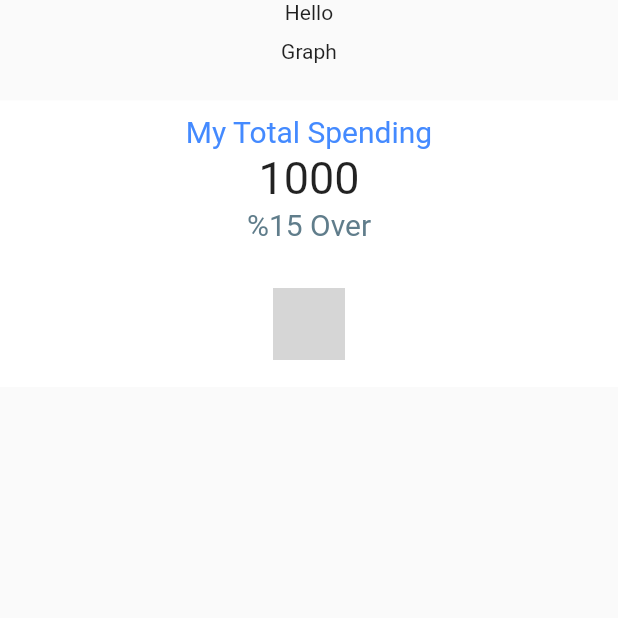
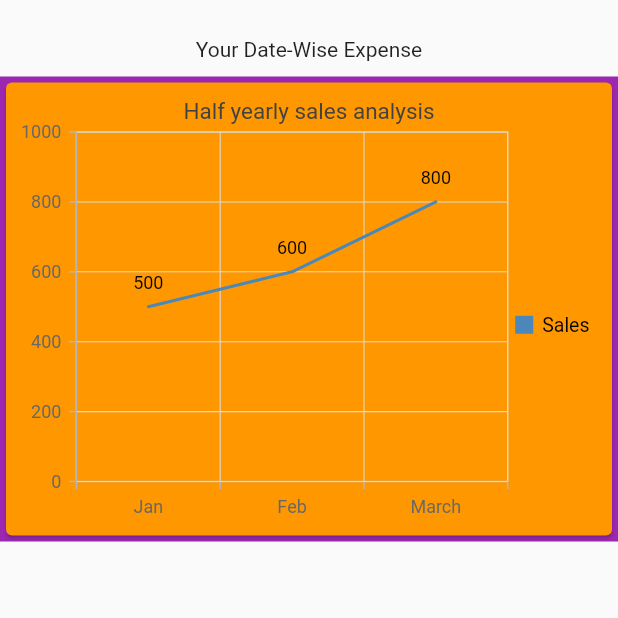
Before and after one commit to vishwajeetvb/ewall, a Flutter app: the TotalSpending screen opened directly, on a phone screen of 412 x 824 dp, the top half of it. Run offline on Flutter 3.47's test engine with Material 2 defaults, Android fonts, the phone set to English and light mode, and no system bars; our stand-ins replace cloud_firestore, csv, date_field, file_picker, firebase_auth, firebase_core and 4 more; missing offline and left inert: razorpay_flutter; accounts and stored records are empty; grey boxes are pictures that could not be loaded.

```diff
--- a/lib/screens/appScreen/expenseDashboard/expense_dashboard.dart
+++ b/lib/screens/appScreen/expenseDashboard/expense_dashboard.dart
@@ -47,8 +47,6 @@ class _ExpenseDashBoardState extends State<ExpenseDashBoard> with TickerProvider
     _tabController.dispose();
   }
 
-
-
   @override
   Widget build(BuildContext context) {
     // TODO: implement build
@@ -69,7 +67,8 @@ class _ExpenseDashBoardState extends State<ExpenseDashBoard> with TickerProvider
                 child :Text('Spending',style: TextStyle(
                   fontSize: 16,
                   fontWeight: FontWeight.w800
-                ),),
+                ),
+                ),
               ),
               Tab(
                 child :Text('Assets',style: TextStyle(
--- /dev/null
+++ b/lib/screens/appScreen/expenseDashboard/models/TotalSpendingData.dart
@@ -0,0 +1,6 @@
+class TotalSpendingData{
+   String date;
+   double totalAmount;
+
+   TotalSpendingData(this.date,this.totalAmount);
+}
--- a/lib/screens/appScreen/expenseDashboard/totalSpending.dart
+++ b/lib/screens/appScreen/expenseDashboard/totalSpending.dart
@@ -1,5 +1,8 @@
 import 'package:flutter/material.dart';
-import 'package:flutter_sparkline/flutter_sparkline.dart';
+import 'package:syncfusion_flutter_charts/charts.dart';
+import 'package:syncfusion_flutter_charts/sparkcharts.dart';
+
+import 'models/TotalSpendingData.dart';
 
 class TotalSpending extends StatefulWidget {
   const TotalSpending({Key key}) : super(key: key);
@@ -10,56 +13,41 @@ class TotalSpending extends StatefulWidget {
 
 class _TotalSpendingState extends State<TotalSpending> {
 
-  var data = [1000.00,200.00,1500.00,989.00,650.00,869.00,1425.00,2589.00,3654.00,1254.00,1145.00,1299.00];
+  List<TotalSpendingData> data = [
+    TotalSpendingData('Jan',500),
+    TotalSpendingData('Feb',600),
+    TotalSpendingData('March',800)
+  ];
 
-  Material myChart1Items(String title,String priceVal,String subtitle){
-    return Material(
-      color: Colors.white,
-      child: Center(
-        child: Padding(
-          padding: EdgeInsets.all(8.0),
-          child: Row(
-            mainAxisAlignment: MainAxisAlignment.center,
-            children: <Widget>[
-              Column(
-                mainAxisAlignment: MainAxisAlignment.center,
-                children: <Widget>[
-                  Padding(padding: EdgeInsets.all(1.0),
-                    child: Text(title,style: TextStyle(
-                        fontSize: 20.0,
-                        color: Colors.blueAccent
-                    ),),
-                  ),
-                  Padding(padding: EdgeInsets.all(1.0),
-                    child: Text(priceVal,style: TextStyle(
-                        fontSize: 30.0
-                    ),),
-                  ),
-                  Padding(padding: EdgeInsets.all(1.0),
-                    child: Text(subtitle,style: TextStyle(
-                        fontSize: 20.0,
-                        color: Colors.blueGrey
-                    ),),
-                  ),
-                  SizedBox(height: 20,),
-                  Padding(
-                    padding: EdgeInsets.all(10.0),
-                    child: new Sparkline(
-                      data:data,
-                      fillMode: FillMode.below,
-                      fillGradient: new LinearGradient(colors: [Colors.amber[800], Colors.amber[200]]),
-                      lineColor: Colors.redAccent,
-                      pointsMode: PointsMode.all,
-                      pointSize: 8.0,
-                    ),
-                  )
-                ],
-              )
-            ],
-          ),
-        ),
+  Card myChart1Items(){
+    return Card(
+      color: Colors.orange,
+      child: Column(
+                children: [
+              //Initialize the chart widget
+              SfCartesianChart(
+                  primaryXAxis: CategoryAxis(),
+                  // Chart title
+                  title: ChartTitle(text: 'Half yearly sales analysis'),
+                  // Enable legend
+                  legend: Legend(isVisible: true),
+                  // Enable tooltip
+                  tooltipBehavior: TooltipBehavior(enable: true),
+                  series: <ChartSeries<TotalSpendingData, String>>[
+                    LineSeries<TotalSpendingData, String>(
+                        dataSource: data,
+                        xValueMapper: (TotalSpendingData date, _) => date.date,
+                        yValueMapper: (TotalSpendingData date, _) => date.totalAmount,
+                        name: 'Sales',
+                        // Enable data label
+                        dataLabelSettings: DataLabelSettings(isVisible: true))
+                  ]
+              ),
+            ]
       ),
     );
+
+
   }
 
   @override
@@ -68,23 +56,15 @@ class _TotalSpendingState extends State<TotalSpending> {
       body: Container(
         child: Column(
           children : [
-            Column(
-              children: [
-                Container(
-                child: Text('Hello'),
-              )]
-            ),
-            SizedBox(height: 10,),
-            Column(
-                children: [
-                  Text('Graph')
-                ]
-            ),
             SizedBox(height: 25,),
             Column(
                 children : [
+                  Text("Your Date-Wise Expense"),
+                  SizedBox(height: 10,),
                   Container(
-                    child: myChart1Items('My Total Spending', '1000', '%15 Over'),
+                    color: Colors.purple,
+                    height: 310,
+                    child: myChart1Items(),
                   ),
                 ]
             )
--- a/lib/screens/appScreen/home/home_page.dart
+++ b/lib/screens/appScreen/home/home_page.dart
@@ -435,14 +435,14 @@ class _HomepageState extends State<Homepage> with TickerProviderStateMixin {
                 ),
                 trailing: Container(
                     padding:
-                    EdgeInsets.only(right: 10),
+                    EdgeInsets.only(right: 0),
                     child: IconButton(
                       onPressed: () {
                         deleteTransaction(txndata);
                       },
-                      icon: Icon(Icons.edit_outlined,
+                      icon: Icon(Icons.delete_forever_outlined,
                           color: Colors.white,
-                          size: 25.0),
+                          size: 30.0),
                     )
                 ),
               )),
--- a/pubspec.yaml
+++ b/pubspec.yaml
@@ -46,6 +46,7 @@ dev_dependencies:
   firebase_database: ^6.1.2
   cloud_firestore: ^2.2.0
   date_field: ^2.0.1
+  syncfusion_flutter_charts: ^19.1.65
 
 
 
```
Also changed, not shown: pubspec.lock.
